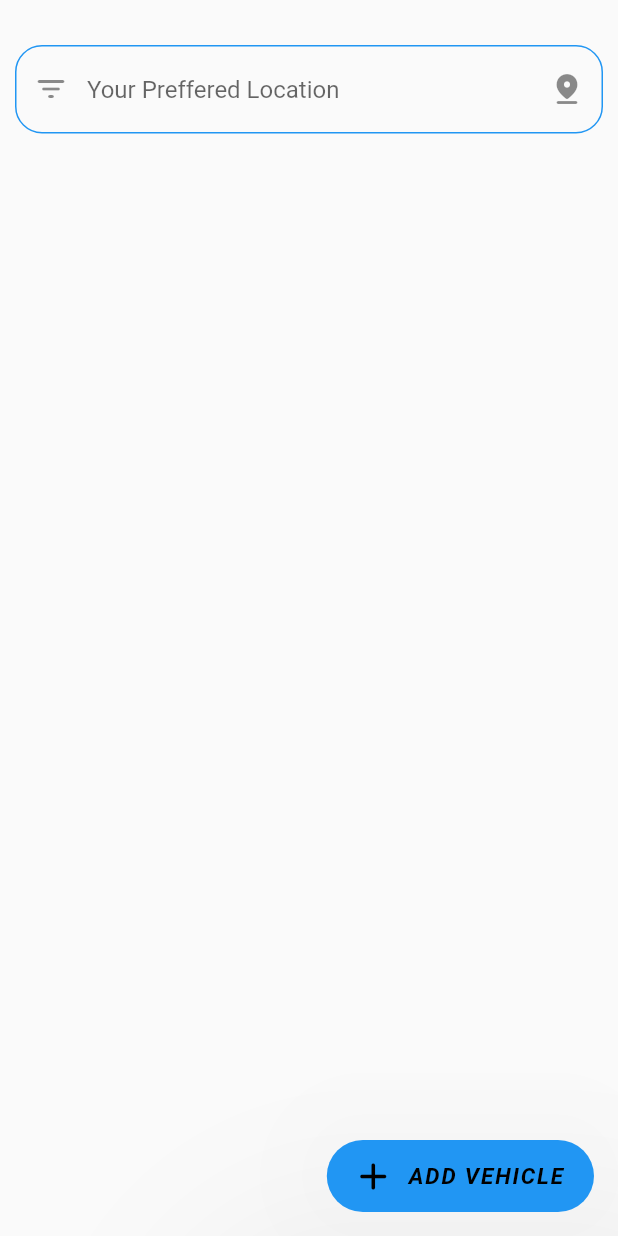
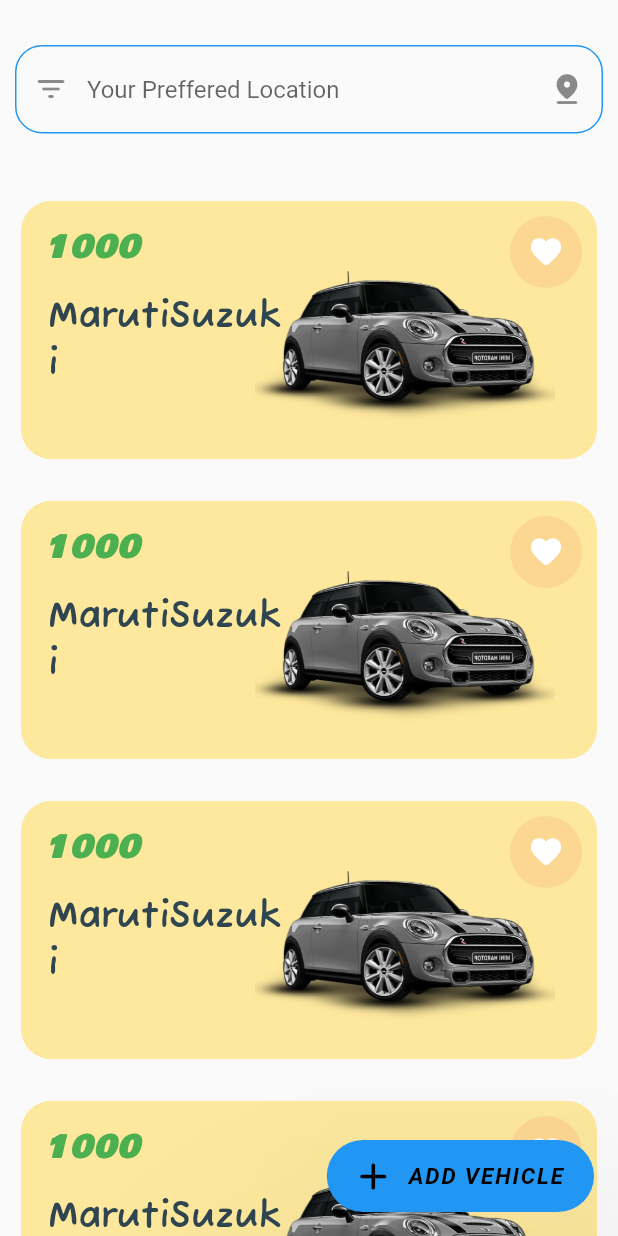
Before and after one commit to riiteeshh/Rental_App, a Flutter app: the NewVehicle screen opened directly, after a tap on "Confirm", on a phone screen of 412 x 824 dp. Run offline on Flutter 3.47's test engine with Material 2 defaults, Android fonts, the phone set to English and light mode, and no system bars.

Commit message:
rental_app

```diff
--- a/lib/home_page.dart
+++ b/lib/home_page.dart
@@ -8,8 +8,6 @@
 class HomePage extends StatefulWidget {
   @override
   State<HomePage> createState() => _HomePageState();
-  final List<NewEntry> entries;
-  const HomePage({Key? key, required this.entries}) : super(key: key);
 }
 
 class _HomePageState extends State<HomePage> {
@@ -17,11 +15,6 @@
 
   @override
   Widget build(BuildContext context) {
-    if (widget.entries.isEmpty) {
-      setState(() {
-        Center(child: Text('no vehicle available'));
-      });
-    }
     return SafeArea(
       child: Scaffold(
         floatingActionButtonLocation: FloatingActionButtonLocation.endFloat,
@@ -81,6 +74,7 @@
                         onPressed: clear, icon: Icon(Icons.pin_drop_rounded))),
               ),
             ),
+            MyCard(),
           ],
         ),
       ),
--- a/lib/new_card.dart
+++ b/lib/new_card.dart
@@ -2,9 +2,6 @@
 import './new_entry.dart';
 
 class MyCard extends StatefulWidget {
-  final List<NewEntry> entries;
-  const MyCard({Key? key, required this.entries}) : super(key: key);
-
   @override
   State<MyCard> createState() => _MyCardState();
 }
@@ -30,17 +27,12 @@
 
   @override
   Widget build(BuildContext context) {
-    if (widget.entries.isEmpty) {
-      setState(() {
-        Text('no vehicle available');
-      });
-    }
     return Container(
       width: double.infinity,
       height: MediaQuery.of(context).size.height * 1,
       margin: EdgeInsets.only(top: 120),
       child: ListView.builder(
-        itemCount: widget.entries.length,
+        itemCount: 4,
         itemBuilder: ((context, index) {
           return Container(
             width: double.infinity,
@@ -63,7 +55,7 @@
                         child: Row(
                           children: [
                             Text(
-                              widget.entries[index].price,
+                              '1000',
                               style: TextStyle(
                                   color: Colors.green,
                                   fontStyle: FontStyle.italic,
@@ -81,7 +73,7 @@
                         width: 160,
                         margin: EdgeInsets.only(right: 188),
                         child: Text(
-                          widget.entries[index].model,
+                          'MarutiSuzuki',
                           style: TextStyle(
                               fontFamily: 'FuzzybubblesBold',
                               fontSize: 25,
--- a/lib/new_vehicle.dart
+++ b/lib/new_vehicle.dart
@@ -297,7 +297,7 @@
   Future addvehicle() {
     addEntries(modelname.text, price.text, type.text, mobilenumber.text,
         vehiclenumber.text, location.text);
-    return Navigator.push(context,
-        MaterialPageRoute(builder: (context) => HomePage(entries: entries)));
+    return Navigator.push(
+        context, MaterialPageRoute(builder: (context) => HomePage()));
   }
 }
--- a/lib/tabs_screen.dart
+++ b/lib/tabs_screen.dart
@@ -72,9 +72,7 @@
 
   Widget getBody() {
     List<Widget> pages = [
-      const HomePage(
-        entries: [],
-      ),
+      HomePage(),
       Container(
         alignment: Alignment.center,
         child: const Text(
```
